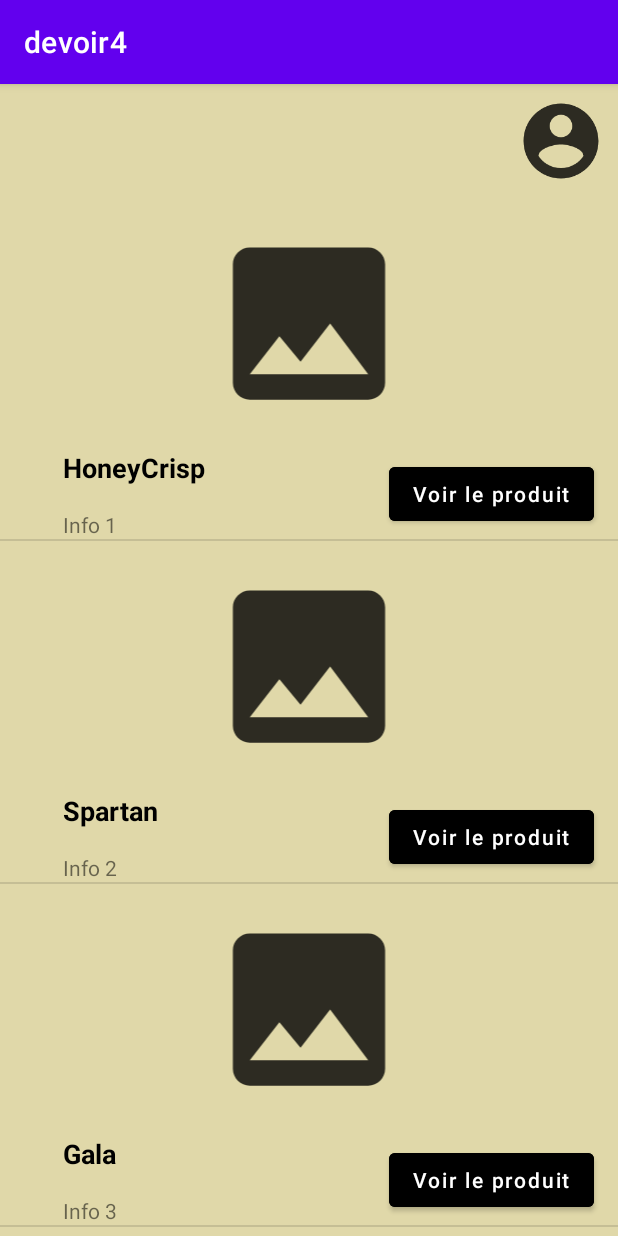
After one commit to gabrielMenard/ApplicationEpicerie, an Android app: the ResultatsRecherche screen opened directly, with no data from a screen before it, on a phone screen of 412 x 824 dp. The commit adds this screen. Run offline under Robolectric (Android 15) with nearby library versions, the phone set to English and light mode, and no system bars.

Commit message:
resultat recherche

```diff
--- a/devoir4/app/src/main/AndroidManifest.xml
+++ b/devoir4/app/src/main/AndroidManifest.xml
@@ -9,7 +9,8 @@
         android:roundIcon="@mipmap/ic_launcher_round"
         android:supportsRtl="true"
         android:theme="@style/Theme.Devoir4">
-        <activity android:name=".Profile"></activity>
+        <activity android:name=".ResultatsRecherche"></activity>
+        <activity android:name=".Profile" />
         <activity android:name=".Panier" />
         <activity android:name=".Historique" />
         <activity android:name=".InfoSup" />
--- a/devoir4/app/src/main/java/com/example/devoir4/Profile.java
+++ b/devoir4/app/src/main/java/com/example/devoir4/Profile.java
@@ -2,13 +2,28 @@ package com.example.devoir4;
 
 import androidx.appcompat.app.AppCompatActivity;
 
+import android.content.Intent;
 import android.os.Bundle;
+import android.view.View;
+import android.widget.ImageView;
 
 public class Profile extends AppCompatActivity {
+
+    ImageView imageMain;
 
     @Override
     protected void onCreate(Bundle savedInstanceState) {
         super.onCreate(savedInstanceState);
         setContentView(R.layout.activity_profile);
+
+        imageMain = findViewById(R.id.imageView8);
+        imageMain.setOnClickListener(imageMainListener);
     }
+
+    View.OnClickListener imageMainListener = new View.OnClickListener() {
+        @Override
+        public void onClick(View v) {
+            startActivity(new Intent(Profile.this, ResultatsRecherche.class));
+        }
+    };
 }
--- /dev/null
+++ b/devoir4/app/src/main/java/com/example/devoir4/ResultatsRecherche.java
@@ -0,0 +1,102 @@
+package com.example.devoir4;
+
+import androidx.annotation.NonNull;
+import androidx.appcompat.app.AppCompatActivity;
+import androidx.recyclerview.widget.DividerItemDecoration;
+import androidx.recyclerview.widget.LinearLayoutManager;
+import androidx.recyclerview.widget.RecyclerView;
+
+import android.content.Intent;
+import android.os.Bundle;
+import android.view.LayoutInflater;
+import android.view.View;
+import android.view.ViewGroup;
+import android.widget.Button;
+import android.widget.ImageView;
+import android.widget.TextView;
+
+public class ResultatsRecherche extends AppCompatActivity {
+
+    RecyclerView recyclerView;
+    String[] nom;
+    String[] info;
+    int[] images = new int[] {R.drawable.image_temp, R.drawable.image_temp, R.drawable.image_temp, R.drawable.image_temp, R.drawable.image_temp};
+
+    @Override
+    protected void onCreate(Bundle savedInstanceState) {
+        super.onCreate(savedInstanceState);
+        setContentView(R.layout.activity_resultats_recherche);
+
+        nom = getResources().getStringArray(R.array.nom_pomme);
+        info = getResources().getStringArray(R.array.info_pomme);
+
+        recyclerView = findViewById(R.id.recyclerview_resulat);
+        MyAdapter myAdapter = new MyAdapter(nom, info, images);
+        recyclerView.addItemDecoration(new DividerItemDecoration(this, DividerItemDecoration.VERTICAL));
+        recyclerView.setLayoutManager(new LinearLayoutManager(this));
+        recyclerView.setAdapter(myAdapter);
+
+    }
+
+    class MyAdapter extends RecyclerView.Adapter<MyHolder> {
+
+        String[] nom;
+        String[] info;
+        int[] images;
+        String Textbouton;
+
+        MyAdapter(String[] nom, String[] info, int[] images) {
+            super();
+            this.nom = nom;
+            this.info = info;
+            this.images = images;
+            this.Textbouton = getResources().getString(R.string.voir_le_produit);
+        }
+
+        @NonNull
+        @Override
+        public MyHolder onCreateViewHolder(@NonNull ViewGroup parent, int viewType) {
+            View v = LayoutInflater.from(parent.getContext()).inflate(R.layout.resultats_recherche_layout, parent, false);
+            return new MyHolder(v);
+        }
+
+        @Override
+        public void onBindViewHolder(@NonNull MyHolder holder, int position) {
+            holder.nom.setText(nom[position]);
+            holder.imageView.setImageResource(images[position]);
+            holder.info.setText(info[position]);
+            holder.button.setText(Textbouton);
+
+            holder.button.setOnClickListener(boutonResultatListener);
+        }
+
+        @Override
+        public int getItemCount() {
+            return nom.length;
+        }
+    }
+
+
+    class MyHolder extends RecyclerView.ViewHolder {
+
+        ImageView imageView;
+        TextView nom;
+        TextView info;
+        Button button;
+
+        public MyHolder(@NonNull View itemView) {
+            super(itemView);
+            this.imageView = itemView.findViewById(R.id.image_produit_recherche);
+            this.nom = itemView.findViewById(R.id.nom_produit_resultat);
+            this.info = itemView.findViewById(R.id.info_produit_resultat);
+            this.button = itemView.findViewById(R.id.bouton_resultat);
+        }
+    }
+
+    View.OnClickListener boutonResultatListener = new View.OnClickListener() {
+        @Override
+        public void onClick(View v) {
+            startActivity(new Intent(ResultatsRecherche.this, ResultatChoisi.class));
+        }
+    };
+}
--- a/devoir4/app/src/main/res/layout/activity_profile.xml
+++ b/devoir4/app/src/main/res/layout/activity_profile.xml
@@ -24,6 +24,7 @@
                 android:layout_marginTop="32dp"
                 android:src="@drawable/profil"
                 app:layout_constraintEnd_toEndOf="parent"
+                app:layout_constraintHorizontal_bias="0.498"
                 app:layout_constraintStart_toStartOf="parent"
                 app:layout_constraintTop_toTopOf="parent" />
 
--- /dev/null
+++ b/devoir4/app/src/main/res/layout/activity_resultats_recherche.xml
@@ -0,0 +1,30 @@
+<?xml version="1.0" encoding="utf-8"?>
+<androidx.constraintlayout.widget.ConstraintLayout xmlns:android="http://schemas.android.com/apk/res/android"
+    xmlns:app="http://schemas.android.com/apk/res-auto"
+    xmlns:tools="http://schemas.android.com/tools"
+    android:layout_width="match_parent"
+    android:layout_height="match_parent"
+    tools:context=".ResultatsRecherche"
+    android:background="@color/background">
+
+    <ImageView
+        android:id="@+id/imageView2"
+        android:layout_width="60dp"
+        android:layout_height="60dp"
+        android:layout_marginTop="8dp"
+        android:layout_marginEnd="8dp"
+        android:layout_marginRight="8dp"
+        android:src="@drawable/profil"
+        app:layout_constraintEnd_toEndOf="parent"
+        app:layout_constraintTop_toTopOf="parent" />
+
+    <androidx.recyclerview.widget.RecyclerView
+        android:id="@+id/recyclerview_resulat"
+        android:layout_width="match_parent"
+        android:layout_height="0dp"
+        android:layout_marginTop="8dp"
+        app:layout_constraintBottom_toBottomOf="parent"
+        app:layout_constraintTop_toBottomOf="@+id/imageView2"
+        tools:layout_editor_absoluteX="16dp" />
+
+</androidx.constraintlayout.widget.ConstraintLayout>
--- /dev/null
+++ b/devoir4/app/src/main/res/layout/resultats_recherche_layout.xml
@@ -0,0 +1,54 @@
+<?xml version="1.0" encoding="utf-8"?>
+<androidx.constraintlayout.widget.ConstraintLayout
+    xmlns:android="http://schemas.android.com/apk/res/android"
+    xmlns:app="http://schemas.android.com/apk/res-auto"
+    xmlns:tools="http://schemas.android.com/tools"
+    android:layout_width="match_parent"
+    android:layout_height="wrap_content">
+
+    <ImageView
+        android:id="@+id/image_produit_recherche"
+        android:layout_width="328dp"
+        android:layout_height="135dp"
+        android:layout_marginTop="16dp"
+        android:src="@drawable/image_temp"
+        app:layout_constraintEnd_toEndOf="parent"
+        app:layout_constraintStart_toStartOf="parent"
+        app:layout_constraintTop_toTopOf="parent" />
+
+    <TextView
+        android:id="@+id/nom_produit_resultat"
+        android:layout_width="wrap_content"
+        android:layout_height="wrap_content"
+        android:layout_marginTop="16dp"
+        android:text="@string/nom_produit"
+        android:textColor="@color/black"
+        android:textSize="18sp"
+        android:textStyle="bold"
+        app:layout_constraintStart_toStartOf="@+id/image_produit_recherche"
+        app:layout_constraintTop_toBottomOf="@+id/image_produit_recherche" />
+
+    <TextView
+        android:id="@+id/info_produit_resultat"
+        android:layout_width="wrap_content"
+        android:layout_height="wrap_content"
+        android:layout_marginTop="16dp"
+        android:text="@string/info_produit"
+        app:layout_constraintStart_toStartOf="@+id/nom_produit_resultat"
+        app:layout_constraintTop_toBottomOf="@+id/nom_produit_resultat" />
+
+    <Button
+        android:id="@+id/bouton_resultat"
+        android:layout_width="wrap_content"
+        android:layout_height="wrap_content"
+        android:layout_marginEnd="16dp"
+        android:layout_marginRight="16dp"
+        android:backgroundTint="@color/black"
+        android:text="@string/voir_le_produit"
+        android:textAllCaps="false"
+        app:layout_constraintBottom_toBottomOf="@+id/info_produit_resultat"
+        app:layout_constraintEnd_toEndOf="parent"
+        app:layout_constraintTop_toTopOf="@+id/nom_produit_resultat" />
+
+
+</androidx.constraintlayout.widget.ConstraintLayout>
--- a/devoir4/app/src/main/res/values/strings.xml
+++ b/devoir4/app/src/main/res/values/strings.xml
@@ -36,6 +36,7 @@
     <string name="favoris">Favoris</string>
     <string name="d_connexion">Déconnexion</string>
     <string name="mode_sombre">Mode sombre</string>
+    <string name="voir_le_produit">Voir le produit</string>
     <string-array name="dates">
         <item>05/06/2021</item>
         <item>05/06/2021</item>
@@ -60,4 +61,18 @@
         <item>Produit 9</item>
         <item>Produit 10</item>
     </string-array>
+    <string-array name="nom_pomme">
+        <item>HoneyCrisp</item>
+        <item>Spartan</item>
+        <item>Gala</item>
+        <item>Golden</item>
+        <item>Granny Smith</item>
+    </string-array>
+    <string-array name="info_pomme">
+        <item>Info 1</item>
+        <item>Info 2</item>
+        <item>Info 3</item>
+        <item>Info 4</item>
+        <item>Info 5</item>
+    </string-array>
 </resources>
```
